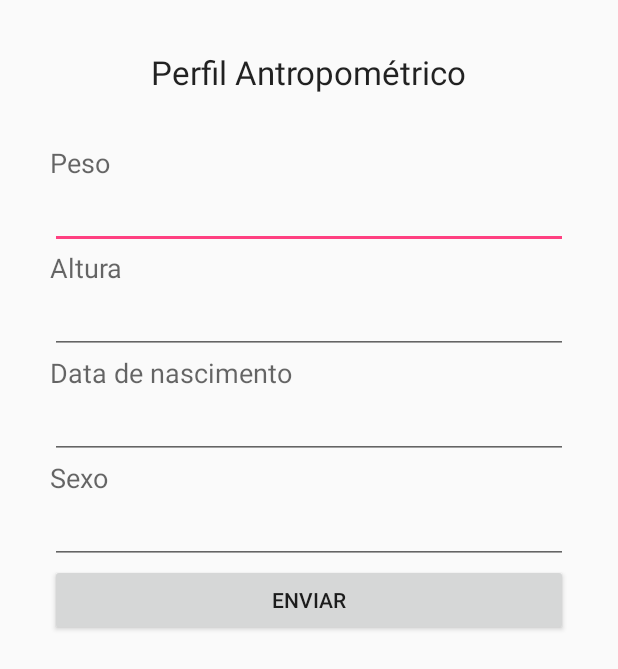
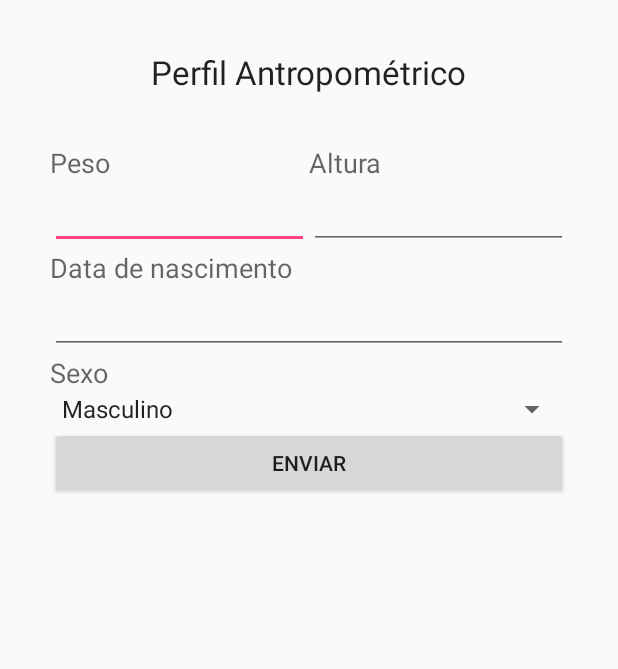
Before and after one commit to DiegoTakei/Recuperacao-3BI-Android, an Android app: the PAActivity screen opened directly, with no data from a screen before it, on a phone screen of 412 x 824 dp. Shown: the top 669 px of the screen. Run offline under Robolectric (Android 15) with nearby library versions, the phone set to English and light mode, and no system bars; network calls fail.

Commit message:
fixed bugs with PA

```diff
--- a/app/src/main/java/com/example/diegotakei/recuperacao_3bi_android/activity/PAActivity.java
+++ b/app/src/main/java/com/example/diegotakei/recuperacao_3bi_android/activity/PAActivity.java
@@ -29,14 +29,14 @@ public class PAActivity extends Activity {
         spnAdapter = new ArrayAdapter<String>(this, android.R.layout.simple_spinner_item);
         spnAdapter.setDropDownViewResource(android.R.layout.simple_spinner_dropdown_item);
 
-        spnSexo = (Spinner) findViewById(R.id.spn_vct_sexo);
+        spnSexo = (Spinner) findViewById(R.id.spn_pa_sexo);
         spnSexo.setAdapter(spnAdapter);
 
         spnAdapter.add("Masculino");
         spnAdapter.add("Feminino");
 
 
-        Button enviar = (Button) findViewById(R.id.btn_vct_enviar);
+        Button enviar = (Button) findViewById(R.id.btn_pa_enviar);
 
         enviar.setOnClickListener(
                 new View.OnClickListener() {
@@ -48,12 +48,12 @@ public class PAActivity extends Activity {
                         try {
 
                             // Altura
-                            EditText alturaEditText = (EditText) findViewById(R.id.edt_vct_altura);
+                            EditText alturaEditText = (EditText) findViewById(R.id.edt_pa_altura);
                             String altura = alturaEditText.getText().toString();
                             geral.put("altura", altura);
 
                             // Peso
-                            EditText pesoEditText = (EditText) findViewById(R.id.edt_vct_peso);
+                            EditText pesoEditText = (EditText) findViewById(R.id.edt_pa_peso);
                             String peso = pesoEditText.getText().toString();
                             geral.put("peso", peso);
 
@@ -66,7 +66,7 @@ public class PAActivity extends Activity {
                             }
 
                             //Data de Nascimento
-                            EditText nascimentoEditText = (EditText) findViewById(R.id.edt_vct_data_nascimento);
+                            EditText nascimentoEditText = (EditText) findViewById(R.id.edt_pa_data_nascimento);
                             String nascimento = nascimentoEditText.getText().toString();
 
                             entrevistado.put("nascimento", nascimento);
--- a/app/src/main/res/layout/activity_pa.xml
+++ b/app/src/main/res/layout/activity_pa.xml
@@ -20,6 +20,17 @@
         android:layout_height="wrap_content"
         android:layout_gravity="center_horizontal">
 
+        <LinearLayout
+            android:orientation="horizontal"
+            android:layout_width="match_parent"
+            android:layout_height="wrap_content">
+
+            <LinearLayout
+                android:orientation="vertical"
+                android:layout_width="match_parent"
+                android:layout_height="match_parent"
+                android:layout_weight="1">
+
                 <TextView
                     android:id="@+id/textViewPeso"
                     android:layout_width="wrap_content"
@@ -32,6 +43,13 @@
                     android:layout_width="fill_parent"
                     android:layout_height="wrap_content"
                     android:inputType="numberDecimal" />
+            </LinearLayout>
+
+            <LinearLayout
+                android:orientation="vertical"
+                android:layout_width="match_parent"
+                android:layout_height="match_parent"
+                android:layout_weight="1">
 
                 <TextView
                     android:id="@+id/textViewAltura"
@@ -45,6 +63,8 @@
                     android:layout_width="match_parent"
                     android:layout_height="wrap_content"
                     android:inputType="numberDecimal" />
+            </LinearLayout>
+        </LinearLayout>
 
         <TextView
             android:id="@+id/textViewNascimento"
@@ -66,10 +86,11 @@
             android:layout_height="wrap_content"
             android:text="@string/sexo" />
 
-        <EditText
-            android:id="@+id/edt_pa_sexo"
+        <Spinner
             android:layout_width="match_parent"
-            android:layout_height="wrap_content"/>
+            android:layout_height="wrap_content"
+            android:id="@+id/spn_pa_sexo" />
+
     </LinearLayout>
 
     <Button
```
Also changed, not shown: app/src/main/java/com/example/diegotakei/recuperacao_3bi_android/asyncTask/PAAsyncTask.java (+5 -2 lines), 1 other file. Lines whose indentation alone changed are shown as unchanged.
